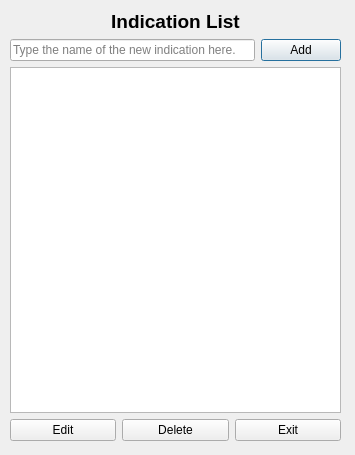
The window that uic/indications.ui (xyang-github/INR_Tracker) describes before a commit, drawn with Qt 5.
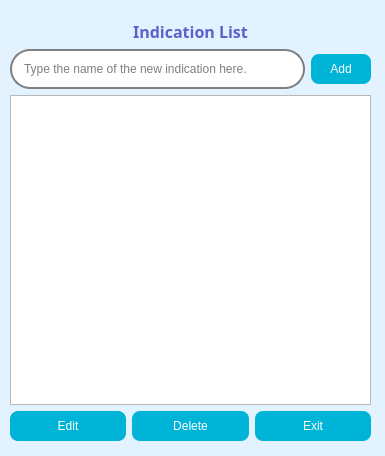
The same window after the commit. Icons and pictures are not drawn.

Commit message: updated indication gui design

The edit to the form file:
```diff
--- a/uic/indications.ui
+++ b/uic/indications.ui
@@ -6,19 +6,114 @@
    <rect>
     <x>0</x>
     <y>0</y>
-    <width>355</width>
-    <height>455</height>
+    <width>385</width>
+    <height>456</height>
    </rect>
   </property>
+  <property name="palette">
+   <palette>
+    <active>
+     <colorrole role="Base">
+      <brush brushstyle="SolidPattern">
+       <color alpha="255">
+        <red>255</red>
+        <green>255</green>
+        <blue>255</blue>
+       </color>
+      </brush>
+     </colorrole>
+     <colorrole role="Window">
+      <brush brushstyle="SolidPattern">
+       <color alpha="255">
+        <red>226</red>
+        <green>242</green>
+        <blue>255</blue>
+       </color>
+      </brush>
+     </colorrole>
+    </active>
+    <inactive>
+     <colorrole role="Base">
+      <brush brushstyle="SolidPattern">
+       <color alpha="255">
+        <red>255</red>
+        <green>255</green>
+        <blue>255</blue>
+       </color>
+      </brush>
+     </colorrole>
+     <colorrole role="Window">
+      <brush brushstyle="SolidPattern">
+       <color alpha="255">
+        <red>226</red>
+        <green>242</green>
+        <blue>255</blue>
+       </color>
+      </brush>
+     </colorrole>
+    </inactive>
+    <disabled>
+     <colorrole role="Base">
+      <brush brushstyle="SolidPattern">
+       <color alpha="255">
+        <red>226</red>
+        <green>242</green>
+        <blue>255</blue>
+       </color>
+      </brush>
+     </colorrole>
+     <colorrole role="Window">
+      <brush brushstyle="SolidPattern">
+       <color alpha="255">
+        <red>226</red>
+        <green>242</green>
+        <blue>255</blue>
+       </color>
+      </brush>
+     </colorrole>
+    </disabled>
+   </palette>
+  </property>
   <property name="windowTitle">
    <string>Indication List</string>
   </property>
-  <widget class="QWidget" name="">
+  <property name="styleSheet">
+   <string notr="true">QPushButton {
+	background-color: #00b4d8;
+	color: white;
+	border-radius: 8px;
+	font-family: &quot;Readex Pro&quot;;
+	font: 12px;
+}
+
+QPushButton::hover{
+	border: 3px solid #0077b6;
+}
+
+QLineEdit {
+	border: 2px  solid gray;
+	border-radius: 20px;
+	padding: 10px;
+	font-family:  &quot;Readex Pro&quot;;
+	font: 12px;
+
+}
+
+QLabel {
+	color: #5E60CE;
+	font-family: &quot;Raleway&quot;;
+	font-size: 16px;
+	font-weight: bold;
+	margin-top: 10px;
+}
+</string>
+  </property>
+  <widget class="QWidget" name="layoutWidget">
    <property name="geometry">
     <rect>
      <x>10</x>
      <y>10</y>
-     <width>331</width>
+     <width>361</width>
      <height>431</height>
     </rect>
    </property>
@@ -27,7 +122,8 @@
      <widget class="QLabel" name="lblHeader">
       <property name="font">
        <font>
-        <pointsize>14</pointsize>
+        <family>Raleway</family>
+        <pointsize>-1</pointsize>
         <weight>75</weight>
         <bold>true</bold>
        </font>
@@ -51,6 +147,12 @@
       </item>
       <item>
        <widget class="QPushButton" name="btnAdd">
+        <property name="minimumSize">
+         <size>
+          <width>60</width>
+          <height>30</height>
+         </size>
+        </property>
         <property name="text">
          <string>Add</string>
         </property>
@@ -65,6 +167,12 @@
      <layout class="QHBoxLayout" name="lytBottomButtons">
       <item>
        <widget class="QPushButton" name="btnEdit">
+        <property name="minimumSize">
+         <size>
+          <width>0</width>
+          <height>30</height>
+         </size>
+        </property>
         <property name="focusPolicy">
          <enum>Qt::NoFocus</enum>
         </property>
@@ -75,6 +183,12 @@
       </item>
       <item>
        <widget class="QPushButton" name="btnDelete">
+        <property name="minimumSize">
+         <size>
+          <width>0</width>
+          <height>30</height>
+         </size>
+        </property>
         <property name="text">
          <string>Delete</string>
         </property>
@@ -82,6 +196,12 @@
       </item>
       <item>
        <widget class="QPushButton" name="btnExit">
+        <property name="minimumSize">
+         <size>
+          <width>0</width>
+          <height>30</height>
+         </size>
+        </property>
         <property name="text">
          <string>Exit</string>
         </property>
```
Left out of the diff: 16 changed lines with no effect on the pictures. The commit also changes 1 other file.
